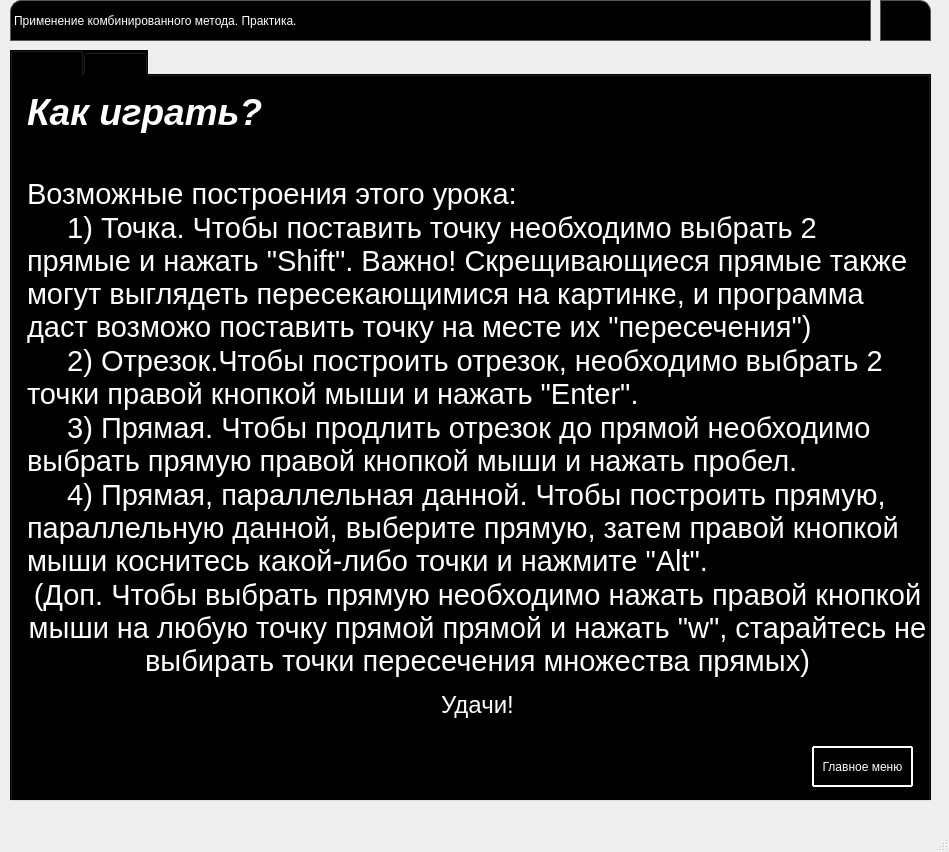
This is form3_p.ui in leriia-meow/geometry as Qt 5 draws it before an edit. The edited form follows.
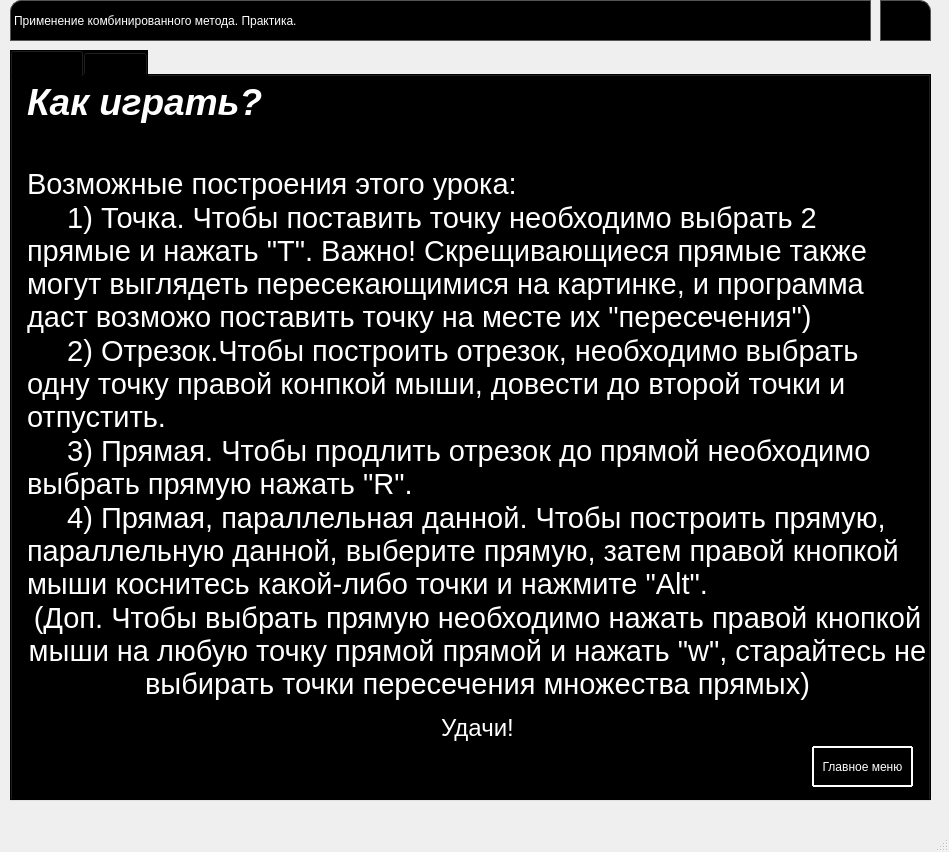
This is the edited form. Icons and pictures are not drawn.

Diff of the .ui file:
```diff
--- a/form3_p.ui
+++ b/form3_p.ui
@@ -132,9 +132,9 @@
       <property name="geometry">
        <rect>
         <x>10</x>
-        <y>10</y>
+        <y>0</y>
         <width>911</width>
-        <height>711</height>
+        <height>721</height>
        </rect>
       </property>
       <property name="styleSheet">
@@ -157,10 +157,10 @@
 &lt;p style=&quot; margin-top:0px; margin-bottom:0px; margin-left:0px; margin-right:0px; -qt-block-indent:0; text-indent:0px;&quot;&gt;&lt;span style=&quot; font-size:28pt; font-weight:600; font-style:italic; color:#ffffff;&quot;&gt;Как играть?&lt;/span&gt;&lt;/p&gt;
 &lt;p style=&quot;-qt-paragraph-type:empty; margin-top:0px; margin-bottom:0px; margin-left:0px; margin-right:0px; -qt-block-indent:0; text-indent:0px; font-size:28pt; font-weight:600; font-style:italic; color:#ffffff;&quot;&gt;&lt;br /&gt;&lt;/p&gt;
 &lt;p style=&quot; margin-top:0px; margin-bottom:0px; margin-left:0px; margin-right:0px; -qt-block-indent:0; text-indent:0px;&quot;&gt;&lt;span style=&quot; font-size:22pt; color:#ffffff;&quot;&gt;Возможные построения этого урока:&lt;/span&gt;&lt;/p&gt;
-&lt;p style=&quot; margin-top:0px; margin-bottom:0px; margin-left:0px; margin-right:0px; -qt-block-indent:0; text-indent:0px;&quot;&gt;&lt;span style=&quot; font-size:22pt; color:#ffffff;&quot;&gt;     1) Точка. Чтобы поставить точку необходимо выбрать 2 прямые и нажать &amp;quot;Shift&amp;quot;. Важно! Скрещивающиеся прямые также могут выглядеть пересекающимися на картинке, и программа даст возможо поставить точку на месте их &amp;quot;пересечения&amp;quot;)&lt;/span&gt;&lt;/p&gt;
-&lt;p style=&quot; margin-top:0px; margin-bottom:0px; margin-left:0px; margin-right:0px; -qt-block-indent:0; text-indent:0px;&quot;&gt;&lt;span style=&quot; font-size:22pt; color:#ffffff;&quot;&gt;     2) Отрезок.Чтобы построить отрезок, необходимо выбрать 2 точки правой кнопкой мыши и нажать &amp;quot;Enter&amp;quot;.&lt;/span&gt;&lt;/p&gt;
-&lt;p style=&quot; margin-top:0px; margin-bottom:0px; margin-left:0px; margin-right:0px; -qt-block-indent:0; text-indent:0px;&quot;&gt;&lt;span style=&quot; font-size:22pt; color:#ffffff;&quot;&gt;     3) Прямая. Чтобы продлить отрезок до прямой необходимо выбрать прямую правой кнопкой мыши и нажать пробел.&lt;/span&gt;&lt;/p&gt;
-&lt;p style=&quot; margin-top:0px; margin-bottom:0px; margin-left:0px; margin-right:0px; -qt-block-indent:0; text-indent:0px;&quot;&gt;&lt;span style=&quot; font-size:22pt; color:#ffffff;&quot;&gt;     4) Прямая, параллельная данной. Чтобы построить прямую, параллельную данной, выберите прямую, затем правой кнопкой мыши коснитесь какой-либо точки и нажмите &amp;quot;Alt&amp;quot;.&lt;/span&gt;&lt;/p&gt;
+&lt;p style=&quot; margin-top:0px; margin-bottom:0px; margin-left:0px; margin-right:0px; -qt-block-indent:0; text-indent:0px;&quot;&gt;&lt;span style=&quot; font-size:22pt; color:#ffffff;&quot;&gt;     1) Точка. Чтобы поставить точку необходимо выбрать 2 прямые и нажать &amp;quot;T&amp;quot;. Важно! Скрещивающиеся прямые также могут выглядеть пересекающимися на картинке, и программа даст возможо поставить точку на месте их &amp;quot;пересечения&amp;quot;)&lt;/span&gt;&lt;/p&gt;
+&lt;p style=&quot; margin-top:0px; margin-bottom:0px; margin-left:0px; margin-right:0px; -qt-block-indent:0; text-indent:0px;&quot;&gt;&lt;span style=&quot; font-size:22pt; color:#ffffff;&quot;&gt;     2) Отрезок.Чтобы построить отрезок, необходимо выбрать одну точку правой конпкой мыши, довести до второй точки и отпустить.&lt;/span&gt;&lt;/p&gt;
+&lt;p style=&quot; margin-top:0px; margin-bottom:0px; margin-left:0px; margin-right:0px; -qt-block-indent:0; text-indent:0px;&quot;&gt;&lt;span style=&quot; font-size:22pt; color:#ffffff;&quot;&gt;     3) Прямая. Чтобы продлить отрезок до прямой необходимо выбрать прямую нажать &amp;quot;R&amp;quot;.&lt;/span&gt;&lt;/p&gt;
+&lt;p style=&quot; margin-top:0px; margin-bottom:0px; margin-left:0px; margin-right:0px; -qt-block-indent:0; text-indent:0px;&quot;&gt;&lt;span style=&quot; font-size:22pt; color:#060606;&quot;&gt;     &lt;/span&gt;&lt;span style=&quot; font-size:22pt; color:#ffffff;&quot;&gt;4) Прямая, параллельная данной. Чтобы построить прямую, параллельную данной, выберите прямую, затем правой кнопкой мыши коснитесь какой-либо точки и нажмите &amp;quot;Alt&amp;quot;.&lt;/span&gt;&lt;/p&gt;
 &lt;p align=&quot;center&quot; style=&quot; margin-top:0px; margin-bottom:0px; margin-left:0px; margin-right:0px; -qt-block-indent:0; text-indent:0px;&quot;&gt;&lt;span style=&quot; font-size:22pt; color:#ffffff;&quot;&gt;(Доп. Чтобы выбрать прямую необходимо нажать правой кнопкой мыши на любую точку прямой прямой и нажать &amp;quot;w&amp;quot;, старайтесь не выбирать точки пересечения множества прямых)&lt;/span&gt;&lt;/p&gt;
 &lt;p align=&quot;center&quot; style=&quot;-qt-paragraph-type:empty; margin-top:0px; margin-bottom:0px; margin-left:0px; margin-right:0px; -qt-block-indent:0; text-indent:0px; color:#ffffff;&quot;&gt;&lt;br /&gt;&lt;/p&gt;
 &lt;p align=&quot;center&quot; style=&quot; margin-top:0px; margin-bottom:0px; margin-left:0px; margin-right:0px; -qt-block-indent:0; text-indent:0px;&quot;&gt;&lt;span style=&quot; font-size:18pt; color:#ffffff;&quot;&gt;Удачи!&lt;/span&gt;&lt;/p&gt;
```
